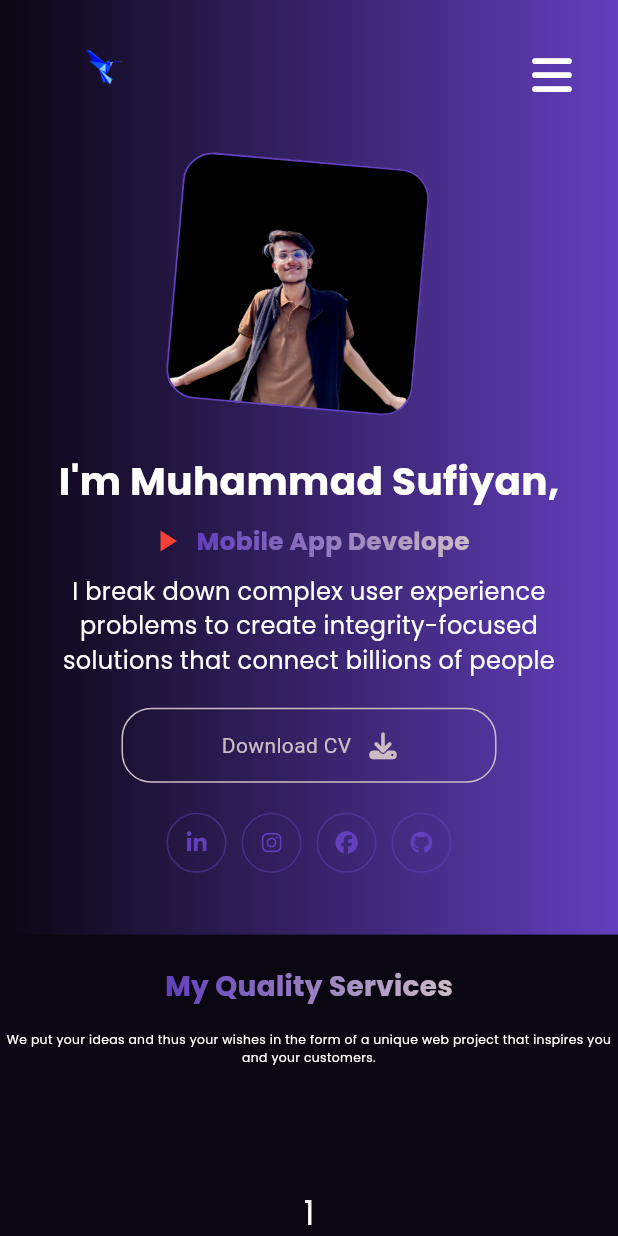
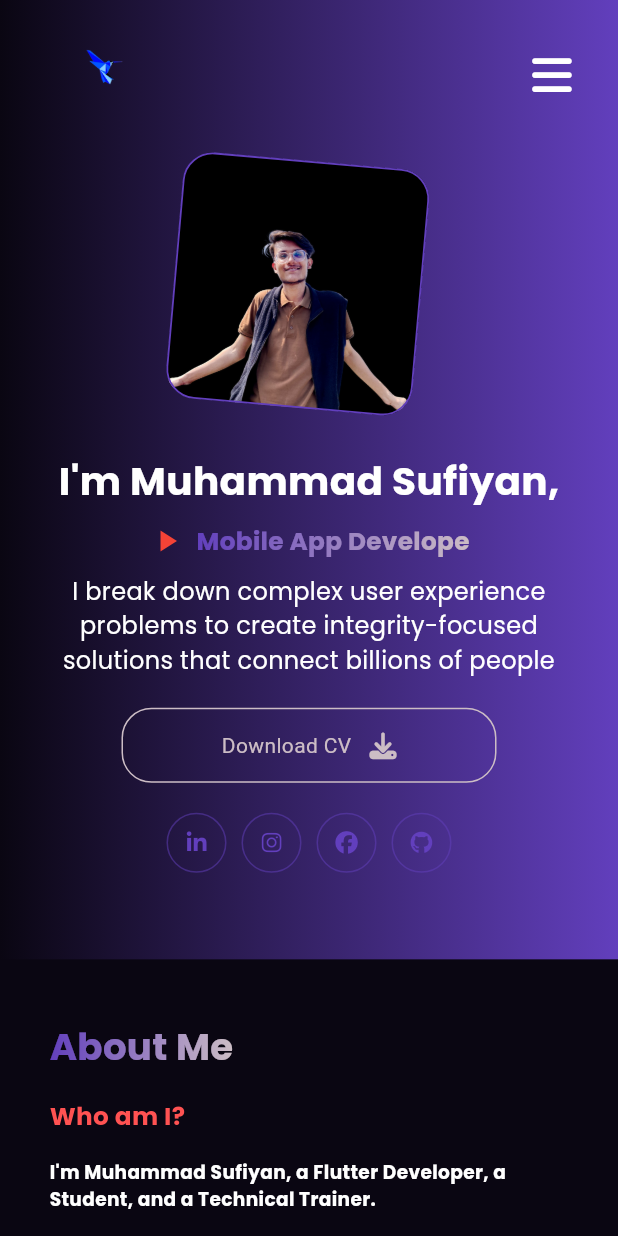
Before and after one commit to 31SUFI/flutter_portfolio_web, a Flutter app: the TabletLayout screen opened directly, on a phone screen of 412 x 824 dp. Run offline on Flutter 3.47's test engine with Material 3 defaults, Android fonts, the phone set to English and light mode, and no system bars; drawn by our look-alikes of simple_gradient_text; our stand-ins replace font_awesome_flutter.

Commit message:
adjusted size of texts of aboutme section

```diff
--- a/lib/screens/tablet/tablet_layout_page.dart
+++ b/lib/screens/tablet/tablet_layout_page.dart
@@ -2,12 +2,13 @@ import 'package:flutter/material.dart';
 import 'package:font_awesome_flutter/font_awesome_flutter.dart';
 import 'package:portfolio_web/constants/colors.dart';
 import 'package:portfolio_web/constants/styles.dart';
+import 'package:portfolio_web/screens/widgets/about_me_widget.dart';
 import 'package:portfolio_web/screens/widgets/download_cv_widget.dart';
 import 'package:portfolio_web/screens/widgets/header_text_widget.dart';
 import 'package:portfolio_web/screens/widgets/myservice_widgets.dart';
 import 'package:portfolio_web/screens/widgets/rotating_image_widget.dart';
 import 'package:portfolio_web/screens/widgets/social_widget.dart';
-import 'package:simple_gradient_text/simple_gradient_text.dart'; // Import GradientText
+import 'package:simple_gradient_text/simple_gradient_text.dart';
 
 class TabletLayout extends StatefulWidget {
   const TabletLayout({super.key});
@@ -21,7 +22,6 @@ class _TabletLayoutState extends State<TabletLayout> {
   Widget build(BuildContext context) {
     Size size = MediaQuery.of(context).size;
     return Scaffold(
-      // Change from 'drawer' to 'endDrawer' to make it appear from the right
       endDrawer: Drawer(
         child: ListView(
           padding: EdgeInsets.zero,
@@ -121,7 +121,6 @@ class _TabletLayoutState extends State<TabletLayout> {
 
               // Main content
               Container(
-                //margin: EdgeInsets.symmetric(vertical: size.height * 0.18),
                 child: Column(
                   children: [
                     Row(
@@ -139,66 +138,21 @@ class _TabletLayoutState extends State<TabletLayout> {
                                 children: [RotatingImageContainer()],
                               ),
                             ),
-                            SizedBox(
-                              height: size.width * 0.09,
-                            ),
+                            SizedBox(height: size.width * 0.09),
                             Row(
                               children: [
-                                HeaderTextWidget(
-                                  size: size,
-                                ),
+                                HeaderTextWidget(size: size),
                               ],
                             ),
-                            SizedBox(
-                              height: 20,
-                            ),
+                            SizedBox(height: 20),
                             Social_Tab(size: size)
                           ],
                         ),
                       ],
                     ),
-                    // Add My Quality Services section here
-                    SizedBox(
-                      height: size.height * 0.05,
-                    ),
-                    Container(
-                      padding:
-                          EdgeInsets.symmetric(vertical: size.width * 0.05),
-                      color: AppColors.ebony,
-                      child: Column(
-                        children: [
-                          GradientText(
-                            "My Quality Services",
-                            colors: [
-                              AppColors.studio,
-                              AppColors.paleSlate,
-                            ],
-                            style: TextStyle(
-                                fontSize: size.width *
-                                    0.045, // Adjust size for tablets
-                                fontFamily: 'Poppins',
-                                fontWeight: FontWeight.bold),
-                          ),
-                          SizedBox(
-                            height: size.height * 0.02,
-                          ),
-                          Text(
-                            'We put your ideas and thus your wishes in the form of a unique web project that inspires you and your customers.',
-                            style: TextStyle(
-                                fontSize: size.width *
-                                    0.020, // Adjust size for tablets
-                                fontFamily: 'Poppins',
-                                fontWeight: FontWeight.w400,
-                                color: Colors.white),
-                            textAlign: TextAlign.center,
-                          ),
-                          SizedBox(
-                            height: size.height * 0.05,
-                          ),
-                          MyServicesWidget(size: size),
-                        ],
-                      ),
-                    ),
+                    SizedBox(height: size.height * 0.05),
+                    SizedBox(height: size.height * 0.02),
+                    AboutMeWidget(size: size),
                   ],
                 ),
               ),
@@ -227,9 +181,7 @@ class Social_Tab extends StatelessWidget {
         crossAxisAlignment: CrossAxisAlignment.center,
         children: [
           DownloadCVButton(),
-          SizedBox(
-            height: 20,
-          ),
+          SizedBox(height: 20),
           SocialWidget(),
         ],
       ),
--- a/lib/screens/widgets/about_me_widget.dart
+++ b/lib/screens/widgets/about_me_widget.dart
@@ -15,47 +15,44 @@ class AboutMeWidget extends StatelessWidget {
   Widget build(BuildContext context) {
     // Set font sizes based on screen width
     double titleFontSize = isMobile(size)
-        ? size.width * 0.06
+        ? size.width * 0.06 // Mobile font size
         : isTablet(size)
-            ? size.width * 0.05
-            : size.width * 0.03;
+            ? size.width * 0.040 // Tablet font size
+            : size.width * 0.030; // Desktop font size
+
     double subheadingFontSize = isMobile(size)
-        ? size.width * 0.045
+        ? size.width * 0.040 // Mobile font size
         : isTablet(size)
-            ? size.width * 0.050
-            : size.width * 0.015;
+            ? size.width * 0.03 // Tablet font size
+            : size.width * 0.02; // Desktop font size
+
     double contentFontSize = isMobile(size)
-        ? size.width * 0.04
+        ? size.width * 0.03 // Mobile font size
         : isTablet(size)
-            ? size.width * 0.0100
-            : size.width * 0.012;
+            ? size.width * 0.020 // Tablet font size
+            : size.width * 0.015; // Desktop font size
 
     return Container(
       color: AppColors.ebony,
       padding: EdgeInsets.symmetric(
         vertical: size.height * 0.05,
-        horizontal: size.width *
-            0.08, // Padding to avoid text being too close to the left
+        horizontal: size.width * 0.08,
       ),
       child: Column(
-        crossAxisAlignment:
-            CrossAxisAlignment.start, // Align content to the left
+        crossAxisAlignment: CrossAxisAlignment.start,
         children: [
-          // About Me title with dynamic font size
+          // About Me title
           GradientText(
             "About Me",
-            colors: [
-              AppColors.studio,
-              AppColors.paleSlate,
-            ],
+            colors: [AppColors.studio, AppColors.paleSlate],
             style: TextStyle(
-                fontSize: titleFontSize, // Adjusted for responsiveness
+                fontSize: titleFontSize,
                 fontFamily: 'Poppins',
                 fontWeight: FontWeight.bold),
           ),
-          SizedBox(height: size.height * 0.03), // Spacing after the title
+          SizedBox(height: size.height * 0.02),
 
-          // Who am I? section with dynamic font size
+          // Who am I? section
           Text(
             'Who am I?',
             style: TextStyle(
@@ -67,9 +64,9 @@ class AboutMeWidget extends StatelessWidget {
           ),
           SizedBox(height: size.height * 0.02),
 
-          // Main introduction text with dynamic font size
+          // Main introduction text
           Text(
-            "I'm Muhammad Sufiyan, a Flutter developer, Student and technical trainer.",
+            "I'm Muhammad Sufiyan, a Flutter Developer, a Student, and a Technical Trainer.",
             style: TextStyle(
               fontSize: contentFontSize,
               fontFamily: 'Poppins',
@@ -79,12 +76,12 @@ class AboutMeWidget extends StatelessWidget {
           ),
           SizedBox(height: size.height * 0.02),
 
-          // Main body text with dynamic font size and proper padding
+          // Main body text
           Padding(
             padding: EdgeInsets.only(right: size.width * 0.05),
             child: Text(
-              "I'm a Fresh Graduate with Computer Science as Majors from COMSATS University, Islamabad. I have been developing mobile apps for over 2 years now. I have worked in teams for various startups and helped them in launching their prototypes and got valuable learning experience. "
-              "Been a former Google Developer Student Clubs (DSC) lead and also CEO/Co-Founder Flutter Islamabad, Pakistan. Currently working as Associate Software Engineer at Sastaticket.pk.",
+              "I’m a final-year Computer Science student at Dawood University of Engineering and Technology and a national-level certified mobile app developer. I have been learning and working in mobile app development for over 2 years, during which I’ve collaborated with different organizations to help them launch their prototypes and gain practical experience. My passion for technology and education has led me to teach others, sharing my industry knowledge as a technical teacher.\n\n"
+              "In addition to my academic pursuits, I have real-world industry experience, having contributed to numerous projects that combine innovative mobile solutions with modern technologies. Currently, I’m focused on advancing my skills in Flutter, AI, and machine learning, always seeking new challenges to further push my capabilities.",
               style: TextStyle(
                 fontSize: contentFontSize,
                 fontFamily: 'Poppins',
```
